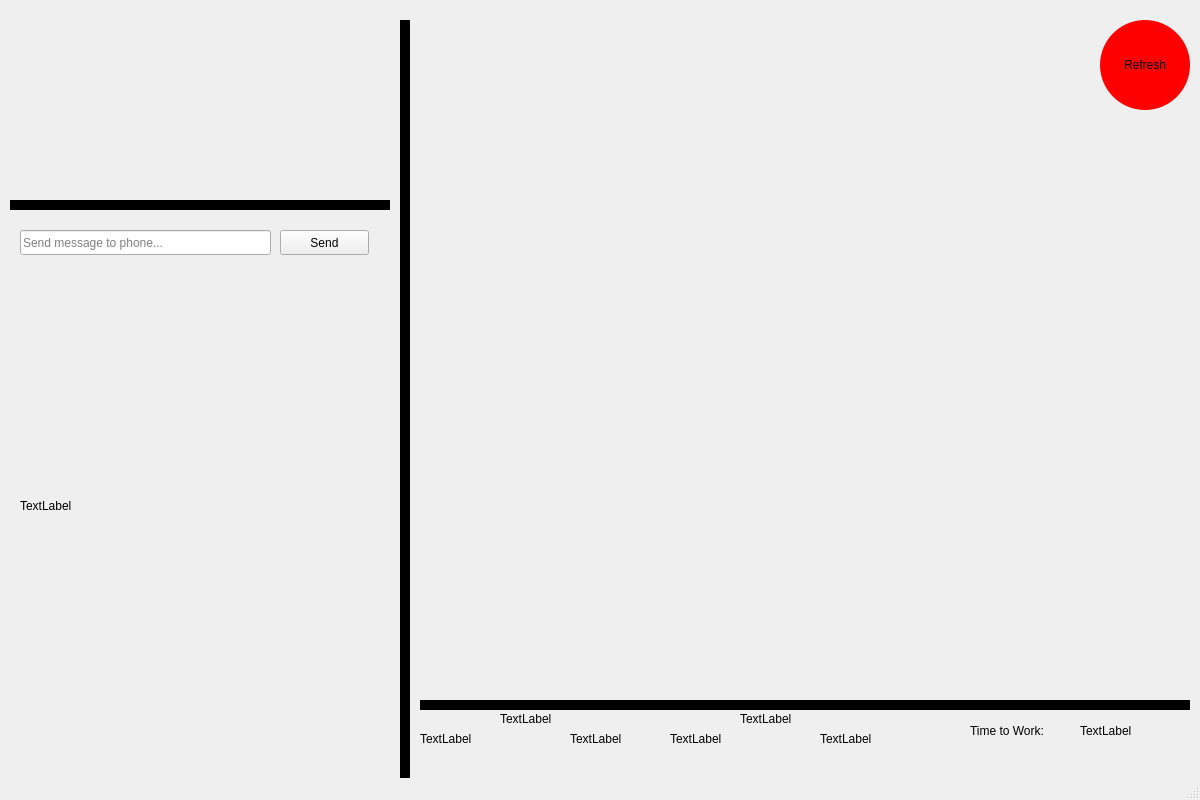
This is mainwindow.ui in whitea17/dashboard-lab4 as Qt 5 draws it before an edit. The edited form follows.
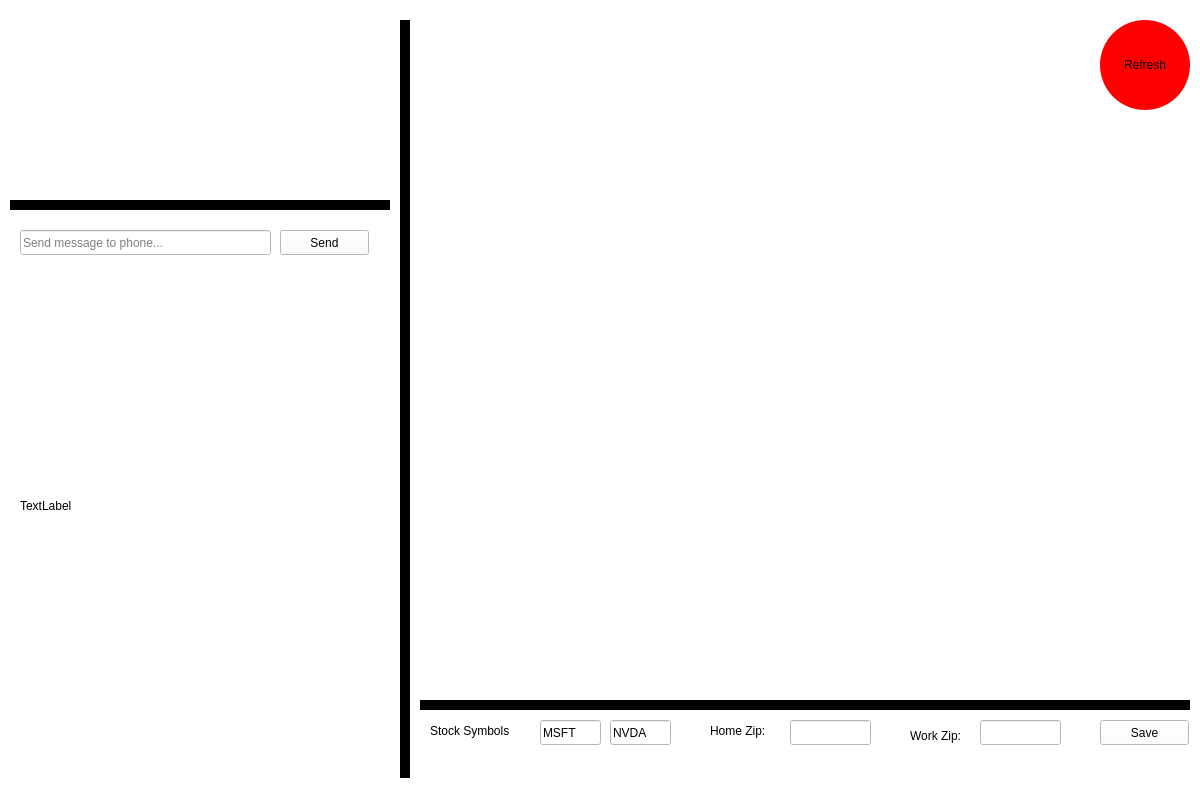
This is the edited form. The open tabs and pages were chosen to show the change.

Commit message: Update background color and non-fuctional settings window

```diff
--- a/mainwindow.ui
+++ b/mainwindow.ui
@@ -13,6 +13,9 @@
   <property name="windowTitle">
    <string>MainWindow</string>
   </property>
+  <property name="styleSheet">
+   <string notr="true">background: white;</string>
+  </property>
   <widget class="QWidget" name="centralwidget">
    <widget class="Line" name="line">
     <property name="geometry">
@@ -88,84 +91,6 @@
      <string>Refresh</string>
     </property>
    </widget>
-   <widget class="QLabel" name="stockSym1">
-    <property name="geometry">
-     <rect>
-      <x>500</x>
-      <y>710</y>
-      <width>67</width>
-      <height>17</height>
-     </rect>
-    </property>
-    <property name="text">
-     <string>TextLabel</string>
-    </property>
-   </widget>
-   <widget class="QLabel" name="stockPrice1">
-    <property name="geometry">
-     <rect>
-      <x>420</x>
-      <y>730</y>
-      <width>67</width>
-      <height>17</height>
-     </rect>
-    </property>
-    <property name="text">
-     <string>TextLabel</string>
-    </property>
-   </widget>
-   <widget class="QLabel" name="stockPercent1">
-    <property name="geometry">
-     <rect>
-      <x>570</x>
-      <y>730</y>
-      <width>67</width>
-      <height>17</height>
-     </rect>
-    </property>
-    <property name="text">
-     <string>TextLabel</string>
-    </property>
-   </widget>
-   <widget class="QLabel" name="stockSym1_2">
-    <property name="geometry">
-     <rect>
-      <x>740</x>
-      <y>710</y>
-      <width>67</width>
-      <height>17</height>
-     </rect>
-    </property>
-    <property name="text">
-     <string>TextLabel</string>
-    </property>
-   </widget>
-   <widget class="QLabel" name="stockPercent1_2">
-    <property name="geometry">
-     <rect>
-      <x>820</x>
-      <y>730</y>
-      <width>67</width>
-      <height>17</height>
-     </rect>
-    </property>
-    <property name="text">
-     <string>TextLabel</string>
-    </property>
-   </widget>
-   <widget class="QLabel" name="stockPrice1_2">
-    <property name="geometry">
-     <rect>
-      <x>670</x>
-      <y>730</y>
-      <width>67</width>
-      <height>17</height>
-     </rect>
-    </property>
-    <property name="text">
-     <string>TextLabel</string>
-    </property>
-   </widget>
    <widget class="QLabel" name="imageBox">
     <property name="geometry">
      <rect>
@@ -182,32 +107,6 @@
      <bool>true</bool>
     </property>
    </widget>
-   <widget class="QLabel" name="timeToWorkDis">
-    <property name="geometry">
-     <rect>
-      <x>970</x>
-      <y>710</y>
-      <width>101</width>
-      <height>41</height>
-     </rect>
-    </property>
-    <property name="text">
-     <string>Time to Work:</string>
-    </property>
-   </widget>
-   <widget class="QLabel" name="timeToWorkDisVal">
-    <property name="geometry">
-     <rect>
-      <x>1080</x>
-      <y>720</y>
-      <width>67</width>
-      <height>21</height>
-     </rect>
-    </property>
-    <property name="text">
-     <string>TextLabel</string>
-    </property>
-   </widget>
    <widget class="QLineEdit" name="pushBullMsg">
     <property name="geometry">
      <rect>
@@ -237,6 +136,246 @@
      <string>Send</string>
     </property>
    </widget>
+   <widget class="QStackedWidget" name="stackedWidget">
+    <property name="geometry">
+     <rect>
+      <x>390</x>
+      <y>690</y>
+      <width>811</width>
+      <height>71</height>
+     </rect>
+    </property>
+    <property name="currentIndex">
+     <number>0</number>
+    </property>
+    <widget class="QWidget" name="page">
+     <widget class="QLabel" name="timeToWorkDisVal">
+      <property name="geometry">
+       <rect>
+        <x>700</x>
+        <y>30</y>
+        <width>67</width>
+        <height>21</height>
+       </rect>
+      </property>
+      <property name="text">
+       <string>TextLabel</string>
+      </property>
+     </widget>
+     <widget class="QLabel" name="stockPrice1">
+      <property name="geometry">
+       <rect>
+        <x>40</x>
+        <y>40</y>
+        <width>67</width>
+        <height>17</height>
+       </rect>
+      </property>
+      <property name="text">
+       <string>TextLabel</string>
+      </property>
+     </widget>
+     <widget class="QLabel" name="timeToWorkDis">
+      <property name="geometry">
+       <rect>
+        <x>590</x>
+        <y>20</y>
+        <width>101</width>
+        <height>41</height>
+       </rect>
+      </property>
+      <property name="text">
+       <string>Time to Work:</string>
+      </property>
+     </widget>
+     <widget class="QLabel" name="stockPrice1_2">
+      <property name="geometry">
+       <rect>
+        <x>290</x>
+        <y>40</y>
+        <width>67</width>
+        <height>17</height>
+       </rect>
+      </property>
+      <property name="text">
+       <string>TextLabel</string>
+      </property>
+     </widget>
+     <widget class="QLabel" name="stockPercent1_2">
+      <property name="geometry">
+       <rect>
+        <x>440</x>
+        <y>40</y>
+        <width>67</width>
+        <height>17</height>
+       </rect>
+      </property>
+      <property name="text">
+       <string>TextLabel</string>
+      </property>
+     </widget>
+     <widget class="QLabel" name="stockSym1">
+      <property name="geometry">
+       <rect>
+        <x>120</x>
+        <y>20</y>
+        <width>67</width>
+        <height>17</height>
+       </rect>
+      </property>
+      <property name="text">
+       <string>TextLabel</string>
+      </property>
+     </widget>
+     <widget class="QLabel" name="stockPercent1">
+      <property name="geometry">
+       <rect>
+        <x>190</x>
+        <y>40</y>
+        <width>67</width>
+        <height>17</height>
+       </rect>
+      </property>
+      <property name="text">
+       <string>TextLabel</string>
+      </property>
+     </widget>
+     <widget class="QLabel" name="stockSym1_2">
+      <property name="geometry">
+       <rect>
+        <x>360</x>
+        <y>20</y>
+        <width>67</width>
+        <height>17</height>
+       </rect>
+      </property>
+      <property name="text">
+       <string>TextLabel</string>
+      </property>
+     </widget>
+     <widget class="QPushButton" name="pushButton_2">
+      <property name="geometry">
+       <rect>
+        <x>770</x>
+        <y>20</y>
+        <width>31</width>
+        <height>21</height>
+       </rect>
+      </property>
+      <property name="text">
+       <string>*</string>
+      </property>
+     </widget>
+    </widget>
+    <widget class="QWidget" name="page_2">
+     <widget class="QLineEdit" name="lineEdit">
+      <property name="geometry">
+       <rect>
+        <x>150</x>
+        <y>30</y>
+        <width>61</width>
+        <height>25</height>
+       </rect>
+      </property>
+      <property name="text">
+       <string>MSFT</string>
+      </property>
+     </widget>
+     <widget class="QLineEdit" name="lineEdit_2">
+      <property name="geometry">
+       <rect>
+        <x>220</x>
+        <y>30</y>
+        <width>61</width>
+        <height>25</height>
+       </rect>
+      </property>
+      <property name="text">
+       <string>NVDA</string>
+      </property>
+     </widget>
+     <widget class="QLineEdit" name="lineEdit_3">
+      <property name="geometry">
+       <rect>
+        <x>400</x>
+        <y>30</y>
+        <width>81</width>
+        <height>25</height>
+       </rect>
+      </property>
+     </widget>
+     <widget class="QLineEdit" name="lineEdit_4">
+      <property name="geometry">
+       <rect>
+        <x>590</x>
+        <y>30</y>
+        <width>81</width>
+        <height>25</height>
+       </rect>
+      </property>
+     </widget>
+     <widget class="QLabel" name="label">
+      <property name="geometry">
+       <rect>
+        <x>40</x>
+        <y>30</y>
+        <width>101</width>
+        <height>21</height>
+       </rect>
+      </property>
+      <property name="text">
+       <string>Stock Symbols</string>
+      </property>
+     </widget>
+     <widget class="QLabel" name="label_2">
+      <property name="geometry">
+       <rect>
+        <x>320</x>
+        <y>30</y>
+        <width>67</width>
+        <height>21</height>
+       </rect>
+      </property>
+      <property name="text">
+       <string>Home Zip:</string>
+      </property>
+     </widget>
+     <widget class="QLabel" name="label_3">
+      <property name="geometry">
+       <rect>
+        <x>520</x>
+        <y>30</y>
+        <width>67</width>
+        <height>31</height>
+       </rect>
+      </property>
+      <property name="text">
+       <string>Work Zip:</string>
+      </property>
+     </widget>
+     <widget class="QPushButton" name="pushButton">
+      <property name="geometry">
+       <rect>
+        <x>710</x>
+        <y>30</y>
+        <width>89</width>
+        <height>25</height>
+       </rect>
+      </property>
+      <property name="text">
+       <string>Save</string>
+      </property>
+     </widget>
+    </widget>
+   </widget>
+   <zorder>stackedWidget</zorder>
+   <zorder>line</zorder>
+   <zorder>line_2</zorder>
+   <zorder>line_3</zorder>
+   <zorder>refreshButton</zorder>
+   <zorder>imageBox</zorder>
+   <zorder>pushBullMsg</zorder>
+   <zorder>pushBullSendButton</zorder>
   </widget>
   <widget class="QMenuBar" name="menubar">
    <property name="geometry">
```
The commit also changes 1 other file.
